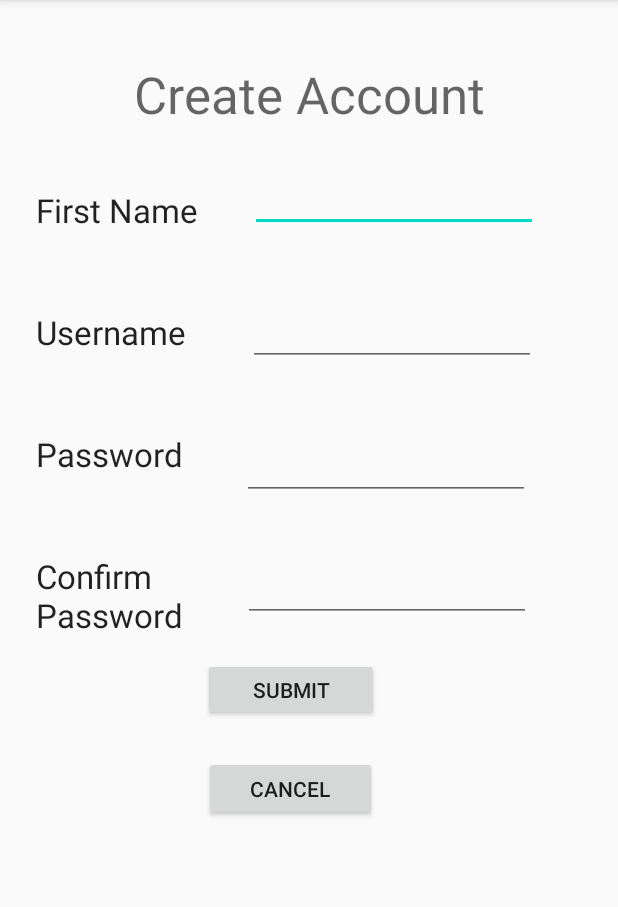
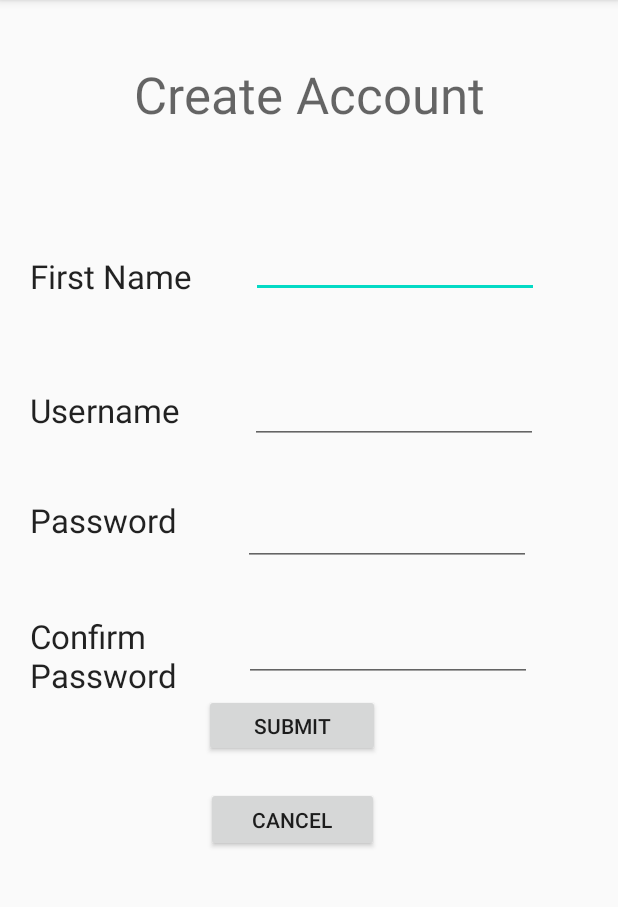
Before and after one commit to brunabispo/comp3074-fantastic-five, an Android app: the RegisterActivity screen opened directly, with no data from a screen before it, on a phone screen of 412 x 824 dp, the part 84-991 px from its top. Run offline under Robolectric (Android 15) with nearby library versions, the phone set to English and light mode, and no system bars; libraries missing offline, so code that uses them is left out: io.realm; 3 statements that could not run were skipped.

Commit message:
changed RegisterActivity.java to realm database. Is not adding yet to database

```diff
--- a/app/src/main/java/ca/gbc/comp3074/mind_manager_app/MainActivity.java
+++ b/app/src/main/java/ca/gbc/comp3074/mind_manager_app/MainActivity.java
@@ -23,7 +23,7 @@ public class MainActivity extends AppCompatActivity {
         Realm.init(this);
 
         // Get a Realm instance for this thread
-        Realm realm = Realm.getDefaultInstance();
+        final Realm realm = Realm.getDefaultInstance();
 
         //Insert
         realm.beginTransaction();
@@ -37,10 +37,11 @@ public class MainActivity extends AppCompatActivity {
         RealmQuery<User> users =  realm.where(User.class);
 
         final EditText username = findViewById(R.id.editUsername);
+        final String getUsername = username.getText().toString();
         final EditText password = findViewById(R.id.editPassword);
 
         //Execute the query
-        final User resultUsername = users.equalTo("userName","benjeff").findFirst();
+        final User resultUsername = users.equalTo("userName", getUsername).findFirst();
 
         Button btnLogin = findViewById(R.id.btnLogin);
         //Button Login goes to welcome page to choose a mood(WelcomeActivity)
@@ -49,9 +50,11 @@ public class MainActivity extends AppCompatActivity {
             public void onClick(View v) {
                 if(username.getText().toString().equals(resultUsername.getUserName()) &&
                         password.getText().toString().equals(resultUsername.getPassword())){
+                    realm.close();
                     openWelcome();
                 }
                 else{
+                    realm.close();
                     backToLogin();
                     Toast.makeText(MainActivity.this, "Incorrect Username or Password",
                             Toast.LENGTH_LONG).show();
@@ -64,6 +67,7 @@ public class MainActivity extends AppCompatActivity {
         btnRegister.setOnClickListener(new View.OnClickListener() {
             @Override
             public void onClick(View v) {
+                realm.close();
                 openRegister();
             }
         });
@@ -73,6 +77,7 @@ public class MainActivity extends AppCompatActivity {
         btnAbout.setOnClickListener(new View.OnClickListener() {
             @Override
             public void onClick(View v) {
+                realm.close();
                 openAbout();
             }
         });
--- a/app/src/main/java/ca/gbc/comp3074/mind_manager_app/RegisterActivity.java
+++ b/app/src/main/java/ca/gbc/comp3074/mind_manager_app/RegisterActivity.java
@@ -5,8 +5,12 @@ import android.os.Bundle;
 import android.view.View;
 import android.widget.Button;
 import android.widget.TextView;
+import android.widget.Toast;
 
 import androidx.appcompat.app.AppCompatActivity;
+
+import io.realm.Realm;
+import io.realm.RealmQuery;
 
 public class RegisterActivity extends AppCompatActivity {
 
@@ -15,15 +19,56 @@ public class RegisterActivity extends AppCompatActivity {
         super.onCreate(savedInstanceState);
         setContentView(R.layout.activity_register);
 
+        // Get a Realm instance for this thread
+        final Realm realm = Realm.getDefaultInstance();
+
+        TextView editFirstName = findViewById(R.id.editName);
+        String getFirstName = editFirstName.getText().toString();
+
+        TextView editUsername = findViewById(R.id.editUsername);
+        final String getUsername = editUsername.getText().toString();
+
+        TextView editPassword = findViewById(R.id.editPassword);
+        final String getPassword = editPassword.getText().toString();
+
+        TextView editConfirmPassword = findViewById(R.id.editConfirmPass);
+        final String getConfirmPassword = editConfirmPassword.getText().toString();
+
+        //Insert
+        realm.beginTransaction();
+        final User user = new User (getFirstName,getUsername,getPassword);
+
+        final RealmQuery<User> users =  realm.where(User.class);
+
         TextView lblConfirmPass = findViewById(R.id.lblConfirmPass);
         lblConfirmPass.setText("Confirm\nPassword");
+
+        final TextView lblError = findViewById(R.id.lblError);
+
+        final User userTest = new User(getFirstName, getUsername, getPassword);
 
         Button btnLogin = findViewById(R.id.btnLogin);
 
         btnLogin.setOnClickListener(new View.OnClickListener() {
             @Override
             public void onClick(View v) {
-                backToLogin();
+                final User checkUsername = users.equalTo("userName",getUsername).findFirst();
+
+                if(checkUsername != null && getPassword.equals(getConfirmPassword)){
+                    //Write in data base
+                    realm.copyToRealm(user);
+                    realm.commitTransaction();
+                    Toast.makeText(RegisterActivity.this, userTest.toString(),
+                            Toast.LENGTH_LONG).show();
+                    realm.close();
+                    backToLogin();
+                }
+                if(checkUsername == null){
+                    lblError.setText("This user name is already taken");
+                }
+                if (!getPassword.equals(getConfirmPassword)){
+                    lblError.setText("The passwords does not match");
+                }
             }
         });
 
@@ -34,6 +79,7 @@ public class RegisterActivity extends AppCompatActivity {
         btnCancel.setOnClickListener(new View.OnClickListener() {
             @Override
             public void onClick(View v) {
+                realm.close();
                 backToLogin();
             }
         });
@@ -46,4 +92,9 @@ public class RegisterActivity extends AppCompatActivity {
         Intent start = new Intent(getApplicationContext(), MainActivity.class);
         startActivity(start);
     }
+
+    private void backToRegistration(){
+        Intent start = new Intent(getApplicationContext(), RegisterActivity.class);
+        startActivity(start);
+    }
 }
--- a/app/src/main/java/ca/gbc/comp3074/mind_manager_app/User.java
+++ b/app/src/main/java/ca/gbc/comp3074/mind_manager_app/User.java
@@ -40,4 +40,13 @@ public class User extends RealmObject {
     public void setPassword(String password) {
         this.password = password;
     }
+
+    @Override
+    public String toString() {
+        return "User{" +
+                "firstName='" + firstName + '\'' +
+                ", userName='" + userName + '\'' +
+                ", password='" + password + '\'' +
+                '}';
+    }
 }
--- a/app/src/main/res/layout/activity_register.xml
+++ b/app/src/main/res/layout/activity_register.xml
@@ -20,56 +20,6 @@
         app:layout_constraintStart_toStartOf="parent"
         app:layout_constraintTop_toTopOf="parent" />
 
-    <EditText
-        android:id="@+id/editName"
-        android:layout_width="wrap_content"
-        android:layout_height="wrap_content"
-        android:layout_marginStart="24dp"
-        android:layout_marginTop="24dp"
-        android:layout_marginEnd="18dp"
-        android:ems="9"
-        android:inputType="textPersonName"
-        app:layout_constraintEnd_toEndOf="parent"
-        app:layout_constraintHorizontal_bias="0.229"
-        app:layout_constraintStart_toEndOf="@+id/textView13"
-        app:layout_constraintTop_toBottomOf="@+id/textView8" />
-
-    <EditText
-        android:id="@+id/editPassword"
-        android:layout_width="wrap_content"
-        android:layout_height="wrap_content"
-        android:layout_marginStart="24dp"
-        android:layout_marginTop="44dp"
-        android:layout_marginEnd="18dp"
-        android:ems="9"
-        android:inputType="textPersonName"
-        app:layout_constraintEnd_toEndOf="parent"
-        app:layout_constraintHorizontal_bias="0.275"
-        app:layout_constraintStart_toEndOf="@+id/textView11"
-        app:layout_constraintTop_toBottomOf="@+id/editUsername" />
-
-    <TextView
-        android:id="@+id/textView9"
-        android:layout_width="wrap_content"
-        android:layout_height="wrap_content"
-        android:layout_marginStart="24dp"
-        android:layout_marginTop="52dp"
-        android:text="Username"
-        android:textAppearance="@style/TextAppearance.AppCompat.Large"
-        app:layout_constraintStart_toStartOf="parent"
-        app:layout_constraintTop_toBottomOf="@+id/textView13" />
-
-    <Button
-        android:id="@+id/btnLogin"
-        android:layout_width="117dp"
-        android:layout_height="42dp"
-        android:layout_marginTop="24dp"
-        android:text="Submit"
-        app:layout_constraintEnd_toEndOf="parent"
-        app:layout_constraintHorizontal_bias="0.459"
-        app:layout_constraintStart_toStartOf="parent"
-        app:layout_constraintTop_toBottomOf="@+id/editConfirmPass" />
-
     <Button
         android:id="@+id/btnCancel"
         android:layout_width="115dp"
@@ -78,13 +28,49 @@
         android:text="Cancel"
         app:layout_constraintBottom_toBottomOf="parent"
         app:layout_constraintEnd_toEndOf="parent"
-        app:layout_constraintHorizontal_bias="0.459"
+        app:layout_constraintHorizontal_bias="0.462"
         app:layout_constraintStart_toStartOf="parent"
         app:layout_constraintTop_toBottomOf="@+id/btnLogin"
-        app:layout_constraintVertical_bias="0.016" />
+        app:layout_constraintVertical_bias="0.0" />
+
+    <TextView
+        android:id="@+id/lblConfirmPass"
+        android:layout_width="109dp"
+        android:layout_height="0dp"
+        android:layout_marginStart="20dp"
+        android:layout_marginTop="48dp"
+        android:text="Confirm Password"
+        android:textAppearance="@style/TextAppearance.AppCompat.Large"
+        app:layout_constraintStart_toStartOf="parent"
+        app:layout_constraintTop_toBottomOf="@+id/textView11" />
 
     <EditText
-        android:id="@+id/editConfirmPass"
+        android:id="@+id/editName"
+        android:layout_width="wrap_content"
+        android:layout_height="wrap_content"
+        android:layout_marginStart="24dp"
+        android:layout_marginTop="68dp"
+        android:layout_marginEnd="18dp"
+        android:ems="9"
+        android:inputType="textPersonName"
+        app:layout_constraintEnd_toEndOf="parent"
+        app:layout_constraintHorizontal_bias="0.307"
+        app:layout_constraintStart_toEndOf="@+id/textView13"
+        app:layout_constraintTop_toBottomOf="@+id/textView8" />
+
+    <TextView
+        android:id="@+id/textView9"
+        android:layout_width="wrap_content"
+        android:layout_height="wrap_content"
+        android:layout_marginStart="20dp"
+        android:layout_marginTop="60dp"
+        android:text="Username"
+        android:textAppearance="@style/TextAppearance.AppCompat.Large"
+        app:layout_constraintStart_toStartOf="parent"
+        app:layout_constraintTop_toBottomOf="@+id/textView13" />
+
+    <EditText
+        android:id="@+id/editPassword"
         android:layout_width="wrap_content"
         android:layout_height="wrap_content"
         android:layout_marginStart="24dp"
@@ -93,16 +79,38 @@
         android:ems="9"
         android:inputType="textPersonName"
         app:layout_constraintEnd_toEndOf="parent"
-        app:layout_constraintHorizontal_bias="0.106"
-        app:layout_constraintStart_toEndOf="@+id/lblConfirmPass"
-        app:layout_constraintTop_toBottomOf="@+id/editPassword" />
+        app:layout_constraintHorizontal_bias="0.338"
+        app:layout_constraintStart_toEndOf="@+id/textView11"
+        app:layout_constraintTop_toBottomOf="@+id/editUsername" />
+
+    <TextView
+        android:id="@+id/textView11"
+        android:layout_width="wrap_content"
+        android:layout_height="wrap_content"
+        android:layout_marginStart="20dp"
+        android:layout_marginTop="44dp"
+        android:text="Password"
+        android:textAppearance="@style/TextAppearance.AppCompat.Large"
+        app:layout_constraintStart_toStartOf="parent"
+        app:layout_constraintTop_toBottomOf="@+id/textView9" />
+
+    <Button
+        android:id="@+id/btnLogin"
+        android:layout_width="117dp"
+        android:layout_height="42dp"
+        android:layout_marginTop="8dp"
+        android:text="Submit"
+        app:layout_constraintEnd_toEndOf="parent"
+        app:layout_constraintHorizontal_bias="0.462"
+        app:layout_constraintStart_toStartOf="parent"
+        app:layout_constraintTop_toBottomOf="@+id/editConfirmPass" />
 
     <TextView
         android:id="@+id/textView13"
         android:layout_width="wrap_content"
         android:layout_height="wrap_content"
-        android:layout_marginStart="24dp"
-        android:layout_marginTop="40dp"
+        android:layout_marginStart="20dp"
+        android:layout_marginTop="84dp"
         android:text="First Name"
         android:textAppearance="@style/TextAppearance.AppCompat.Large"
         app:layout_constraintStart_toStartOf="parent"
@@ -113,35 +121,37 @@
         android:layout_width="wrap_content"
         android:layout_height="wrap_content"
         android:layout_marginStart="24dp"
-        android:layout_marginTop="44dp"
+        android:layout_marginTop="52dp"
         android:layout_marginEnd="18dp"
         android:ems="9"
         android:inputType="textPersonName"
         app:layout_constraintEnd_toEndOf="parent"
-        app:layout_constraintHorizontal_bias="0.327"
+        app:layout_constraintHorizontal_bias="0.389"
         app:layout_constraintStart_toEndOf="@+id/textView9"
         app:layout_constraintTop_toBottomOf="@+id/editName" />
 
-    <TextView
-        android:id="@+id/lblConfirmPass"
-        android:layout_width="109dp"
-        android:layout_height="0dp"
-        android:layout_marginStart="24dp"
-        android:layout_marginTop="52dp"
-        android:text="Confirm Password"
-        android:textAppearance="@style/TextAppearance.AppCompat.Large"
-        app:layout_constraintStart_toStartOf="parent"
-        app:layout_constraintTop_toBottomOf="@+id/textView11" />
-
-    <TextView
-        android:id="@+id/textView11"
+    <EditText
+        android:id="@+id/editConfirmPass"
         android:layout_width="wrap_content"
         android:layout_height="wrap_content"
         android:layout_marginStart="24dp"
-        android:layout_marginTop="52dp"
-        android:text="Password"
-        android:textAppearance="@style/TextAppearance.AppCompat.Large"
+        android:layout_marginTop="32dp"
+        android:layout_marginEnd="18dp"
+        android:ems="9"
+        android:inputType="textPersonName"
+        app:layout_constraintEnd_toEndOf="parent"
+        app:layout_constraintHorizontal_bias="0.196"
+        app:layout_constraintStart_toEndOf="@+id/lblConfirmPass"
+        app:layout_constraintTop_toBottomOf="@+id/editPassword" />
+
+    <TextView
+        android:id="@+id/lblError"
+        android:layout_width="wrap_content"
+        android:layout_height="wrap_content"
+        android:layout_marginTop="19dp"
+        android:textColor="#B52525"
+        app:layout_constraintEnd_toEndOf="parent"
         app:layout_constraintStart_toStartOf="parent"
-        app:layout_constraintTop_toBottomOf="@+id/textView9" />
+        app:layout_constraintTop_toBottomOf="@+id/textView8" />
 
 </androidx.constraintlayout.widget.ConstraintLayout>
```
